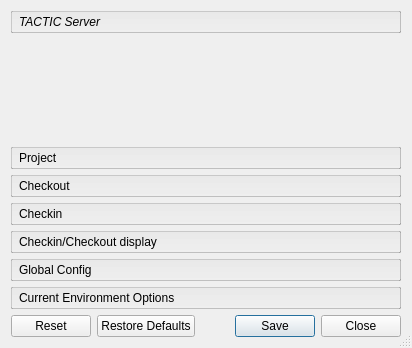
First picture: the form in lib/ui/conf/ui_conf.ui, repository listyque/TACTIC-Handler, before the edit.
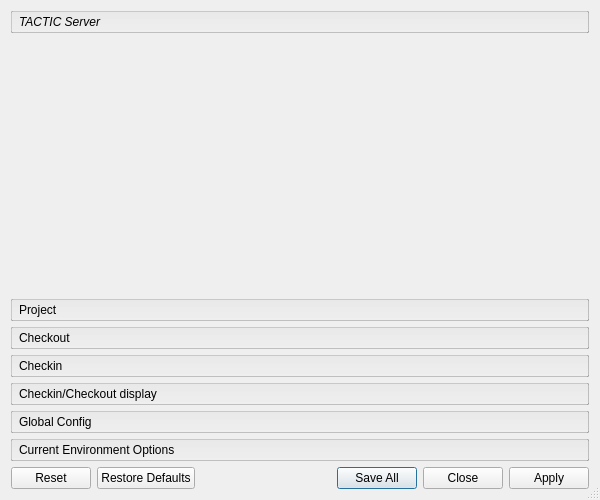
Second picture: the form after the edit.

Patch:
```diff
--- a/lib/ui/conf/ui_conf.ui
+++ b/lib/ui/conf/ui_conf.ui
@@ -9,8 +9,8 @@
    <rect>
     <x>0</x>
     <y>0</y>
-    <width>412</width>
-    <height>348</height>
+    <width>600</width>
+    <height>500</height>
    </rect>
   </property>
   <property name="windowTitle">
@@ -58,8 +58,8 @@
        <rect>
         <x>0</x>
         <y>0</y>
-        <width>394</width>
-        <height>90</height>
+        <width>582</width>
+        <height>242</height>
        </rect>
       </property>
       <attribute name="label">
@@ -183,11 +183,11 @@
    </item>
    <item row="1" column="0">
     <widget class="QDialogButtonBox" name="buttonBox">
+     <property name="orientation">
+      <enum>Qt::Horizontal</enum>
+     </property>
      <property name="standardButtons">
-      <set>QDialogButtonBox::Close|QDialogButtonBox::Reset|QDialogButtonBox::RestoreDefaults|QDialogButtonBox::Save</set>
-     </property>
-     <property name="centerButtons">
-      <bool>false</bool>
+      <set>QDialogButtonBox::Apply|QDialogButtonBox::Close|QDialogButtonBox::Reset|QDialogButtonBox::RestoreDefaults|QDialogButtonBox::SaveAll</set>
      </property>
     </widget>
    </item>
```
Left out of the diff: 24 changed lines with no effect on the pictures.
